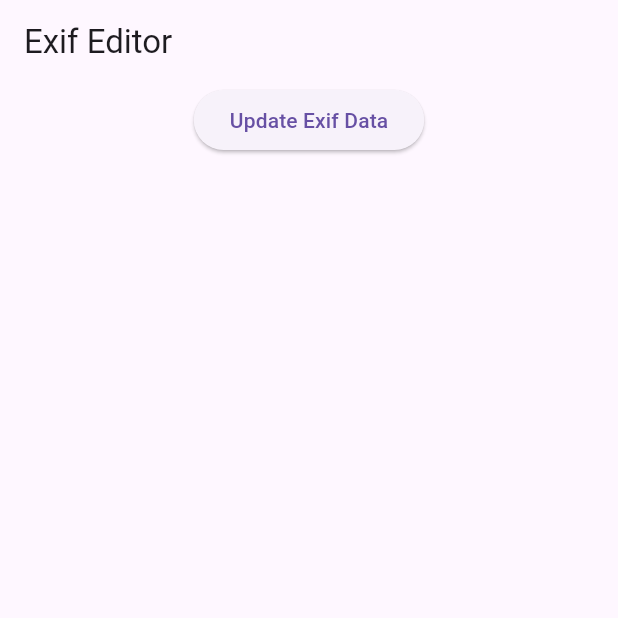
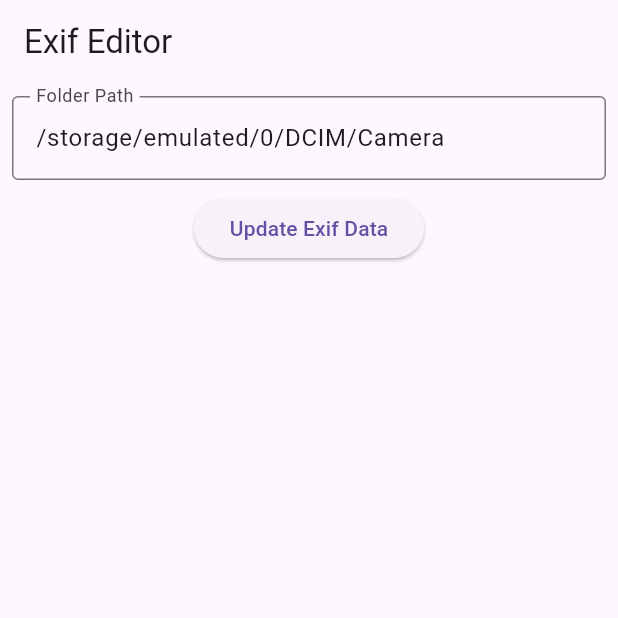
Before and after one commit to ha1t/moto_g24_exif_fixer, a Flutter app: the screen it shows after launch, on a phone screen of 412 x 824 dp, the top half of it. Run offline on Flutter 3.47's test engine with Material 3 defaults, Android fonts, the phone set to English and light mode, and no system bars; our stand-ins replace native_exif; missing offline and left inert: a package.

Commit message:
デバッグ用

```diff
--- a/lib/main.dart
+++ b/lib/main.dart
@@ -28,6 +28,13 @@ class _ExifEditorState extends State<ExifEditor> {
   String searchKeyword = "_HDR";
   String folderPath = "/storage/emulated/0/DCIM/Camera";
   List<String> logMessages = [];
+  final TextEditingController folderPathController = TextEditingController();
+
+  @override
+  void initState() {
+    super.initState();
+    folderPathController.text = folderPath;
+  }
 
   void addLog(String message) {
     setState(() {
@@ -66,6 +73,7 @@ class _ExifEditorState extends State<ExifEditor> {
     final files = directory.listSync();
 
     for (var file in files) {
+      addLog(file.path);
       if (file is File &&
           file.path.contains(searchKeyword) &&
           (file.path.endsWith(".jpg") || file.path.endsWith(".jpeg"))) {
@@ -105,6 +113,19 @@ class _ExifEditorState extends State<ExifEditor> {
       ),
       body: Column(
         children: [
+          Padding(
+            padding: const EdgeInsets.all(8.0),
+            child: TextField(
+              controller: folderPathController,
+              decoration: InputDecoration(
+                labelText: 'Folder Path',
+                border: OutlineInputBorder(),
+              ),
+              onChanged: (value) {
+                folderPath = value;
+              },
+            ),
+          ),
           ElevatedButton(
             onPressed: processImages,
             child: Text('Update Exif Data'),
```
